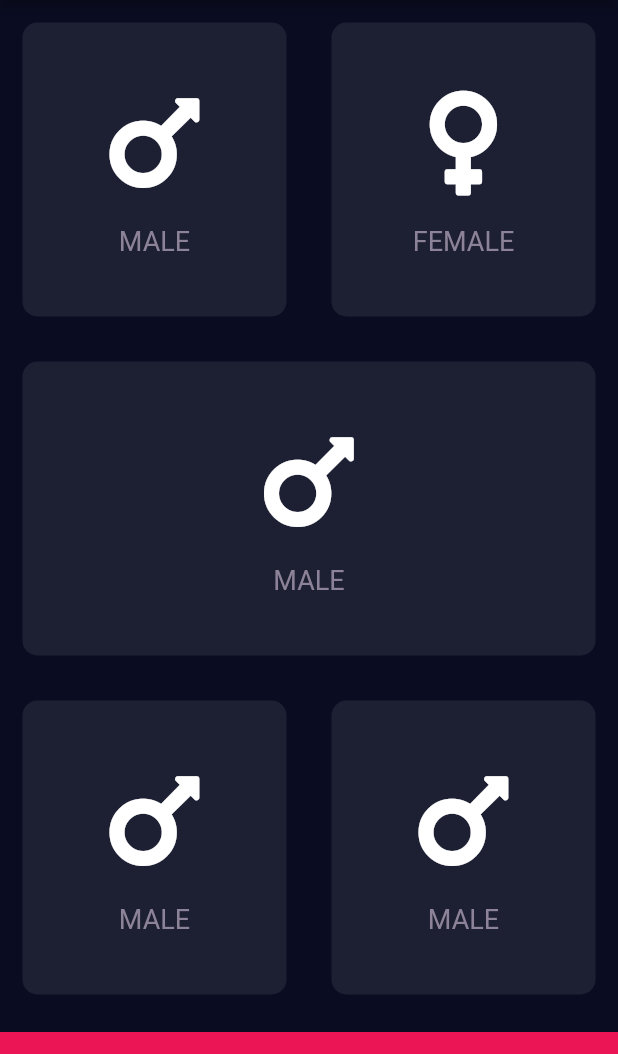
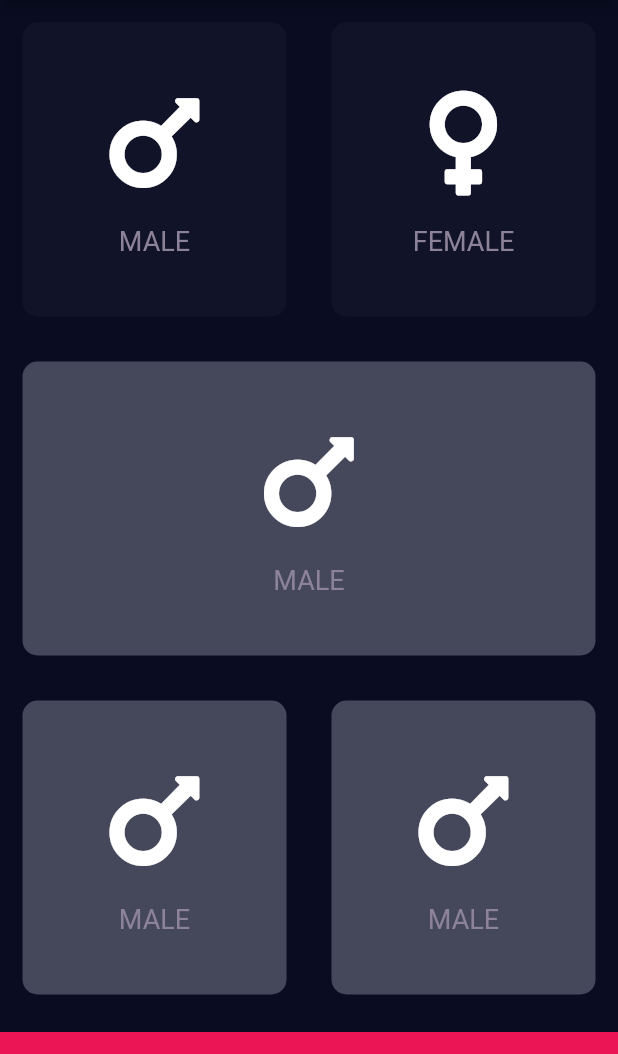
Before and after one commit to hassan-codes/bmi-calculator, a Flutter app: the screen it shows after launch, on a phone screen of 412 x 824 dp, the part 84-1138 px from its top. Run offline on Flutter 3.47's test engine with Material 2 defaults, Android fonts, the phone set to English and light mode, and no system bars; our stand-ins replace font_awesome_flutter.

Commit message:
Toggle selected gender card state

```diff
--- a/lib/input_page.dart
+++ b/lib/input_page.dart
@@ -5,8 +5,13 @@ import 'card_child_content.dart';
 import 'squircle_card.dart';
 
 const double bottomContainerHeight = 80.0;
-const Color cardBackgroundColor = Color(0XFF1D1F33);
-const Color activeCardColor = Color(0XFF1D1E33);
+const Color activeCardColor = Color(0XFF45485b);
+const Color inactiveCardColor = Color(0XFF111328);
+
+enum Gender {
+  male,
+  female,
+}
 
 class InputPage extends StatefulWidget {
   @override
@@ -14,9 +19,12 @@ class InputPage extends StatefulWidget {
 }
 
 class _InputPageState extends State<InputPage> {
+  Gender? selectedGender;
+
   @override
   Widget build(BuildContext context) {
-    return Scaffold(
+    return SafeArea(
+      child: Scaffold(
         appBar: AppBar(
           centerTitle: true,
           title: Text('BMI CALCULATOR'),
@@ -29,20 +37,38 @@ class _InputPageState extends State<InputPage> {
                 mainAxisAlignment: MainAxisAlignment.spaceEvenly,
                 children: <Widget>[
                   Expanded(
+                    child: GestureDetector(
+                      onTap: () {
+                        setState(() {
+                          selectedGender = Gender.male;
+                        });
+                      },
                       child: SquircleCard(
-                    color: cardBackgroundColor,
+                        color: (selectedGender == Gender.male)
+                            ? activeCardColor
+                            : inactiveCardColor,
                         child: CardChildContent(
                           icon: FontAwesomeIcons.mars,
                           title: 'MALE',
                         ),
                       ),
                     ),
+                  ),
                   Expanded(
+                    child: GestureDetector(
+                      onTap: () {
+                        setState(() {
+                          selectedGender = Gender.female;
+                        });
+                      },
                       child: SquircleCard(
-                    color: cardBackgroundColor,
+                        color: (selectedGender == Gender.female)
+                            ? activeCardColor
+                            : inactiveCardColor,
                         child: CardChildContent(
                           icon: FontAwesomeIcons.venus,
                           title: 'FEMALE',
+                        ),
                       ),
                     ),
                   ),
@@ -56,7 +82,7 @@ class _InputPageState extends State<InputPage> {
                   Expanded(
                     flex: 10,
                     child: SquircleCard(
-                    color: cardBackgroundColor,
+                      color: activeCardColor,
                       child: CardChildContent(
                         icon: FontAwesomeIcons.mars,
                         title: 'MALE',
@@ -73,7 +99,7 @@ class _InputPageState extends State<InputPage> {
                   Expanded(
                     flex: 5,
                     child: SquircleCard(
-                    color: cardBackgroundColor,
+                      color: activeCardColor,
                       child: CardChildContent(
                         icon: FontAwesomeIcons.mars,
                         title: 'MALE',
@@ -83,7 +109,7 @@ class _InputPageState extends State<InputPage> {
                   Expanded(
                     flex: 5,
                     child: SquircleCard(
-                    color: cardBackgroundColor,
+                      color: activeCardColor,
                       child: CardChildContent(
                         icon: FontAwesomeIcons.mars,
                         title: 'MALE',
@@ -101,6 +127,7 @@ class _InputPageState extends State<InputPage> {
             ),
           ],
         ),
+      ),
     );
   }
 }
--- a/lib/squircle_card.dart
+++ b/lib/squircle_card.dart
@@ -12,7 +12,7 @@ class SquircleCard extends StatelessWidget {
       child: child,
       margin: EdgeInsets.all(15.0),
       decoration: BoxDecoration(
-        color: Color(0XFF1D1F33),
+        color: color,
         borderRadius: BorderRadius.circular(10.0),
       ),
     );
```
Lines whose indentation alone changed are shown as unchanged.
